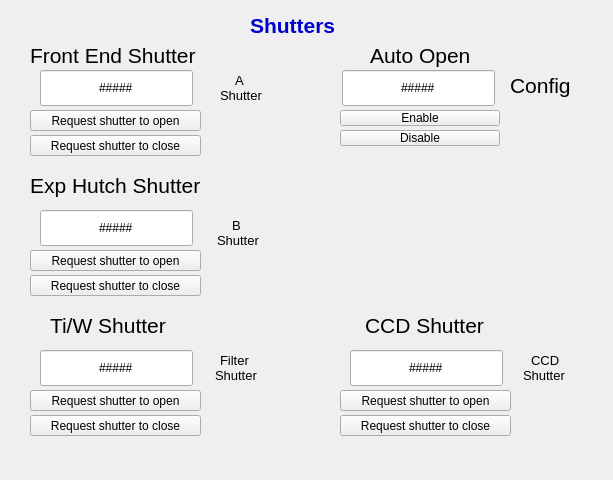
First picture: the form in beamline/staff_remote_shutter.ui, repository APS-USAXS/caQtDM-screens, before the edit.
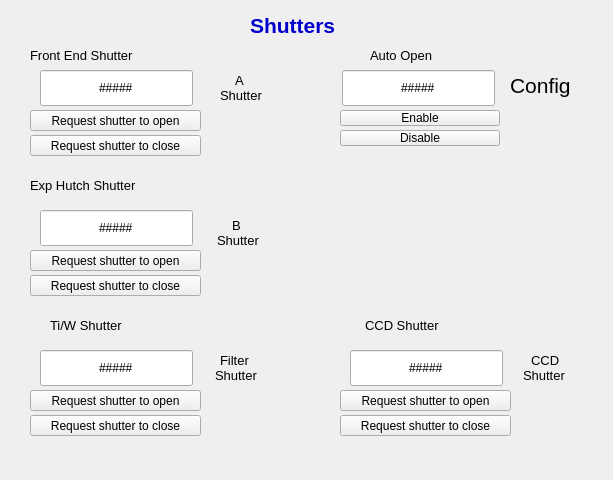
Second picture: the form after the edit. Custom widgets are drawn as their Qt base class.

What changed in the file:
```diff
--- a/beamline/staff_remote_shutter.ui
+++ b/beamline/staff_remote_shutter.ui
@@ -54,7 +54,7 @@
    </property>
    <property name="font">
     <font>
-     <pointsize>16</pointsize>
+     <pointsize>10</pointsize>
      <weight>75</weight>
      <bold>true</bold>
     </font>
@@ -77,7 +77,7 @@
    </property>
    <property name="font">
     <font>
-     <pointsize>16</pointsize>
+     <pointsize>10</pointsize>
      <weight>75</weight>
      <bold>true</bold>
     </font>
@@ -100,7 +100,7 @@
    </property>
    <property name="font">
     <font>
-     <pointsize>16</pointsize>
+     <pointsize>10</pointsize>
      <weight>75</weight>
      <bold>true</bold>
     </font>
@@ -123,7 +123,7 @@
    </property>
    <property name="font">
     <font>
-     <pointsize>16</pointsize>
+     <pointsize>10</pointsize>
      <weight>75</weight>
      <bold>true</bold>
     </font>
@@ -146,7 +146,7 @@
    </property>
    <property name="font">
     <font>
-     <pointsize>16</pointsize>
+     <pointsize>10</pointsize>
      <weight>75</weight>
      <bold>true</bold>
     </font>
```
Left out of the diff: 30 changed lines with no effect on the pictures.
